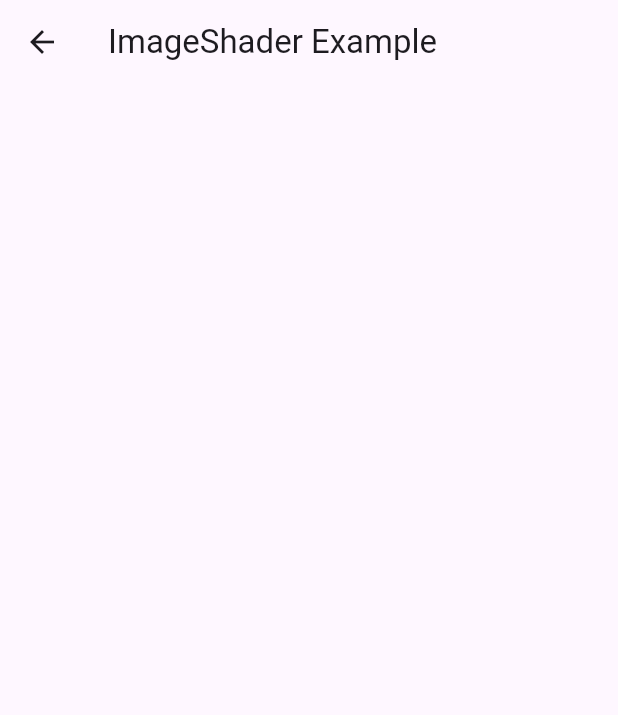
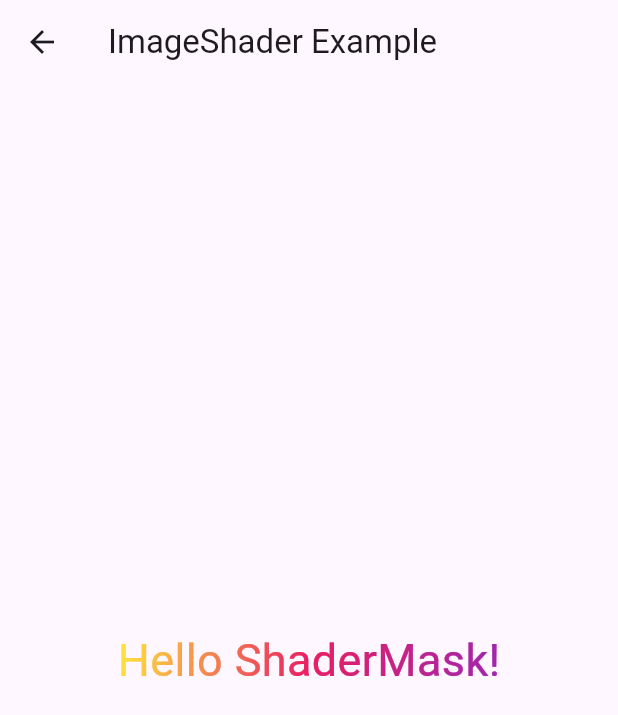
Before and after one commit to RunzhuZhao/flutter_skill_upgrade, a Flutter app: the ImageShaderExample screen opened directly, on a phone screen of 412 x 824 dp. Shown: the top 715 px of the screen. Run offline on Flutter 3.47's test engine with Material 3 defaults, Android fonts, the phone set to English and light mode, and no system bars; our stand-ins replace fl_chart.

Commit message:
feat: save

```diff
--- a/lib/demos/mask_shader_demo.dart
+++ b/lib/demos/mask_shader_demo.dart
@@ -47,7 +47,7 @@ class _ImageShaderExampleState extends State<ImageShaderExample> {
             tileMode: TileMode.mirror, // 定义渐变边缘如何处理
           ).createShader(bounds); // 创建着色器并返回
         },
-        blendMode: BlendMode.srcIn, // 用渐变颜色覆盖文字
+        blendMode: BlendMode.dstIn, // 用渐变颜色覆盖文字
         child: Container(
           // color: Colors.white,
           width: 200,
@@ -76,19 +76,19 @@ class _ImageShaderExampleState extends State<ImageShaderExample> {
           child: ShaderMask(
             shaderCallback: (Rect bounds) {
               return LinearGradient(
-                colors: [Colors.black, Colors.black, Colors.black],
+                colors: [Colors.yellow, Colors.pink, Colors.purple],
                 // stops: [0.0, 1.0],
                 begin: Alignment.topLeft,
                 end: Alignment.bottomRight,
               ).createShader(bounds);
             },
-            blendMode: BlendMode.srcOut, // 用渐变颜色覆盖文字
+            blendMode: BlendMode.srcIn, // 用渐变颜色覆盖文字
             // child: Image.asset('assets/good.png'),
             child: Container(
               color: Colors.transparent,
               child: Text(
                 'Hello ShaderMask!',
-                style: TextStyle(fontSize: 30, color: Colors.transparent),
+                style: TextStyle(fontSize: 30, color: Colors.white),
               ),
             ),
           ),
--- a/pubspec.yaml
+++ b/pubspec.yaml
@@ -37,6 +37,7 @@ dependencies:
   cupertino_icons: ^1.0.6
   fl_chart: ^0.68.0
   flutter_reorderable_grid_view: ^5.3.2
+  image_cropper: ^8.0.1
 
 dev_dependencies:
   flutter_test:
```
Also changed, not shown: pubspec.lock.
